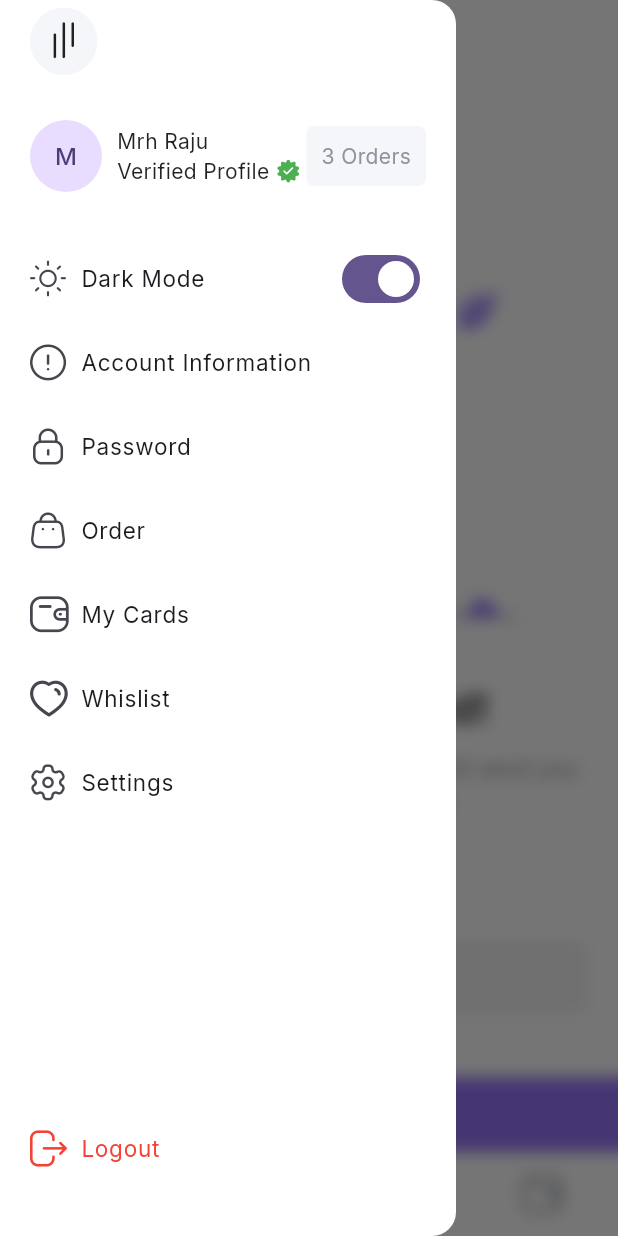
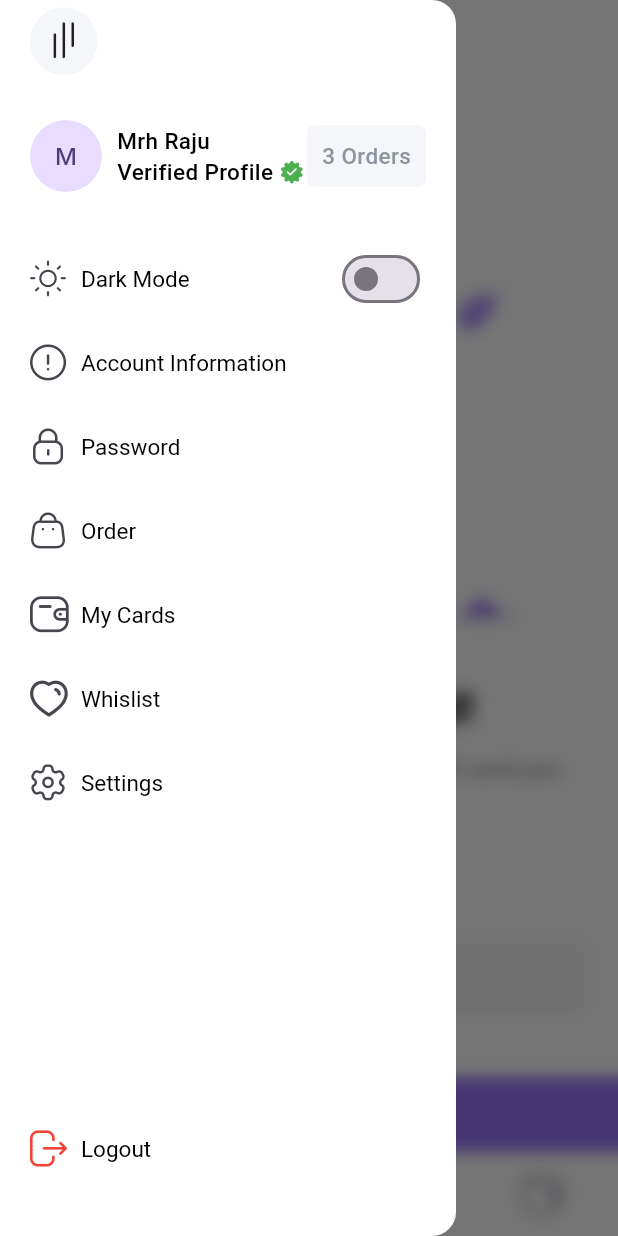
Before and after one commit to mllrr96/Laza-Ecommerce-MedusaJs-Flutter, a Flutter app: the Dashboard screen opened directly, item 2 of the bottom bar chosen, in the side drawer, after a tap on "Dark Mode", on a phone screen of 412 x 824 dp. Run offline on Flutter 3.47's test engine with Material 2 defaults, Android fonts, the phone set to English and light mode, and no system bars; drawn by our look-alikes of sliding_clipped_nav_bar; our stand-ins replace adaptive_dialog, flutter_otp_text_field, flutter_svg, fluttertoast, google_fonts, shared_preferences and 1 more; accounts and stored records are empty; project files that could hold a hidden picture were left out.

Commit message:
Add dark mode theme, proper text style

```diff
--- a/lib/components/colors.dart
+++ b/lib/components/colors.dart
@@ -2,5 +2,6 @@ import 'dart:ui';
 
 class ColorConstant {
   static Color primary = const Color(0xff9775FA);
-
+  static Color scaffoldDark = const Color(0xff1B262C);
+  static Color manatee = const Color(0xff8F959E);
 }
--- a/lib/components/custom_appbar.dart
+++ b/lib/components/custom_appbar.dart
@@ -1,4 +1,5 @@
 import 'package:flutter/material.dart';
+import 'package:laza/extensions/context_extension.dart';
 
 class CustomAppBar extends StatelessWidget implements PreferredSizeWidget {
   const CustomAppBar({super.key});
@@ -15,8 +16,8 @@ class CustomAppBar extends StatelessWidget implements PreferredSizeWidget {
           child: Ink(
             width: 45,
             height: 45,
-            decoration: const ShapeDecoration(
-              color: Color(0xffF5F6FA),
+            decoration:  ShapeDecoration(
+              color: context.theme.cardColor,
               shape: CircleBorder(),
             ),
             child: const Icon(Icons.arrow_back_outlined),
--- a/lib/components/drawer.dart
+++ b/lib/components/drawer.dart
@@ -1,7 +1,10 @@
 import 'dart:io';
 import 'package:adaptive_dialog/adaptive_dialog.dart';
 import 'package:flutter/material.dart';
+import 'package:laza/extensions/context_extension.dart';
 import 'package:laza/intro_screen.dart';
+import 'package:laza/theme.dart';
+import 'package:provider/provider.dart';
 import 'colors.dart';
 import 'laza_icons.dart';
 
@@ -14,6 +17,7 @@ class DrawerWidget extends StatelessWidget {
       backgroundColor: Theme.of(context).scaffoldBackgroundColor,
       surfaceTintColor: Theme.of(context).scaffoldBackgroundColor,
       child: SafeArea(
+        bottom: false,
         child: Column(
           mainAxisAlignment: MainAxisAlignment.spaceBetween,
           children: [
@@ -28,9 +32,9 @@ class DrawerWidget extends StatelessWidget {
                     child: Ink(
                       width: 45,
                       height: 45,
-                      decoration: const ShapeDecoration(
-                        color: Color(0xffF5F6FA),
-                        shape: CircleBorder(),
+                      decoration: ShapeDecoration(
+                        color: context.theme.cardColor,
+                        shape: const CircleBorder(),
                       ),
                       child: const Icon(
                         LazaIcons.menu_vertical,
@@ -61,7 +65,11 @@ class DrawerWidget extends StatelessWidget {
                                     children: [
                                       Flexible(child: Text('Verified Profile')),
                                       SizedBox(width: 5.0),
-                                      Icon(LazaIcons.verified_badge, size: 15,color: Colors.green,)
+                                      Icon(
+                                        LazaIcons.verified_badge,
+                                        size: 15,
+                                        color: Colors.green,
+                                      )
                                     ],
                                   ),
                                 ],
@@ -72,66 +80,72 @@ class DrawerWidget extends StatelessWidget {
                       ),
                       Container(
                         padding: const EdgeInsets.all(10.0),
-                        decoration: const BoxDecoration(
-                            color: Color(0xffF5F6FA), borderRadius: BorderRadius.all(Radius.circular(5.0))),
-                        child: const Text(
+                        decoration: BoxDecoration(
+                            color: context.theme.cardColor, borderRadius: const BorderRadius.all(Radius.circular(5.0))),
+                        child: Text(
                           '3 Orders',
-                          style: TextStyle(color: Color(0xff8F959E)),
+                          style: TextStyle(color: ColorConstant.manatee),
                         ),
                       )
                     ],
                   ),
                 ),
                 const SizedBox(height: 30.0),
-                ListTile(
-                  leading: const Icon(LazaIcons.sun),
-                  onTap: () {},
-                  contentPadding: const EdgeInsets.symmetric(horizontal: 20.0),
-                  title: const Text('Dark Mode', style: TextStyle(fontSize: 15.0)),
-                  trailing: Switch.adaptive(
-                      activeColor: Platform.isIOS ? ColorConstant.primary : null, value: true, onChanged: (val) {}),
-                  horizontalTitleGap: 10.0,
+                Consumer<ThemeNotifier>(
+                  builder: (context, themeNotifier, _) {
+                    return ListTile(
+                      leading: const Icon(LazaIcons.sun),
+                      onTap: () => themeNotifier.toggleTheme(),
+                      contentPadding: const EdgeInsets.symmetric(horizontal: 20.0),
+                      title: const Text('Dark Mode'),
+                      trailing: Switch.adaptive(
+                          activeColor: Platform.isIOS ? ColorConstant.primary : null,
+                          value: themeNotifier.darkTheme,
+                          onChanged: (_) => themeNotifier.toggleTheme()),
+                      horizontalTitleGap: 10.0,
+                    );
+                  },
                 ),
                 ListTile(
                   leading: const Icon(LazaIcons.info_circle),
                   onTap: () {},
                   contentPadding: const EdgeInsets.symmetric(horizontal: 20.0),
-                  title: const Text('Account Information', style: TextStyle(fontSize: 15.0)),
+                  title: const Text('Account Information'),
                   horizontalTitleGap: 10.0,
                 ),
                 ListTile(
                   leading: const Icon(LazaIcons.lock),
                   onTap: () {},
                   contentPadding: const EdgeInsets.symmetric(horizontal: 20.0),
-                  title: const Text('Password', style: TextStyle(fontSize: 15.0)),
+                  title: const Text('Password'),
                   horizontalTitleGap: 10.0,
                 ),
                 ListTile(
                   leading: const Icon(LazaIcons.bag),
                   onTap: () {},
                   contentPadding: const EdgeInsets.symmetric(horizontal: 20.0),
-                  title: const Text('Order', style: TextStyle(fontSize: 15.0)),
+                  title: const Text('Order'),
                   horizontalTitleGap: 10.0,
                 ),
                 ListTile(
                   leading: const Icon(LazaIcons.wallet),
                   onTap: () {},
                   contentPadding: const EdgeInsets.symmetric(horizontal: 20.0),
-                  title: const Text('My Cards', style: TextStyle(fontSize: 15.0)),
+                  title: const Text('My Cards'),
                   horizontalTitleGap: 10.0,
                 ),
                 ListTile(
                   leading: const Icon(LazaIcons.heart),
                   onTap: () {},
                   contentPadding: const EdgeInsets.symmetric(horizontal: 20.0),
-                  title: const Text('Whislist', style: TextStyle(fontSize: 15.0)),
+                  title: const Text('Whislist'),
                   horizontalTitleGap: 10.0,
                 ),
                 ListTile(
                   leading: const Icon(LazaIcons.settings),
                   onTap: () {},
                   contentPadding: const EdgeInsets.symmetric(horizontal: 20.0),
-                  title: const Text('Settings', style: TextStyle(fontSize: 15.0)),
+                  title: const Text('Settings'),
                   horizontalTitleGap: 10.0,
                 ),
               ],
@@ -157,7 +171,7 @@ class DrawerWidget extends StatelessWidget {
                     });
                   },
                   contentPadding: const EdgeInsets.symmetric(horizontal: 20.0),
-                  title: const Text('Logout', style: TextStyle(fontSize: 15.0, color: Colors.red)),
+                  title: const Text('Logout'),
                   horizontalTitleGap: 10.0,
                 ),
                 const SizedBox(height: 30.0),
--- a/lib/dashboard.dart
+++ b/lib/dashboard.dart
@@ -1,13 +1,20 @@
+import 'dart:async';
+import 'dart:io';
 import 'dart:ui';
 
 import 'package:flutter/material.dart';
+import 'package:flutter/services.dart';
+import 'package:fluttertoast/fluttertoast.dart';
 import 'package:laza/components/colors.dart';
 import 'package:laza/components/drawer.dart';
 import 'package:laza/components/laza_icons.dart';
+import 'package:laza/extensions/context_extension.dart';
 import 'package:laza/home_screen.dart';
 import 'package:laza/order_confirmed_screen.dart';
 import 'package:sliding_clipped_nav_bar/sliding_clipped_nav_bar.dart';
+
 var dashboardScaffoldKey = GlobalKey<ScaffoldState>();
+
 class Dashboard extends StatefulWidget {
   const Dashboard({super.key});
 
@@ -18,9 +25,30 @@ class Dashboard extends StatefulWidget {
 class _DashboardState extends State<Dashboard> {
   final pageController = PageController();
   int selectedIndex = 0;
+  bool pop = false;
   @override
   Widget build(BuildContext context) {
-    return Scaffold(
+    final bottomBarBgColor = context.theme.bottomNavigationBarTheme.backgroundColor;
+    final systemOverlay = context.theme.appBarTheme.systemOverlayStyle;
+
+    return AnnotatedRegion<SystemUiOverlayStyle>(
+      value: systemOverlay!.copyWith(systemNavigationBarColor: bottomBarBgColor),
+      child: WillPopScope(
+        onWillPop: () async {
+          if (Platform.isIOS) {
+            return true;
+          }
+          if (pop) {
+            return true;
+          }
+          Fluttertoast.showToast(msg: 'Press again to exist the app');
+          pop = true;
+          Timer(const Duration(seconds: 2), () {
+            pop = false;
+          });
+          return false;
+        },
+        child: Scaffold(
           key: dashboardScaffoldKey,
           drawer: BackdropFilter(
             filter: ImageFilter.blur(
@@ -28,7 +56,8 @@ class _DashboardState extends State<Dashboard> {
               sigmaY: 5.0,
             ),
             child: const DrawerWidget(),
-      ),      body: PageView(
+          ),
+          body: PageView(
             physics: const NeverScrollableScrollPhysics(),
             controller: pageController,
             children: const [
@@ -38,11 +67,13 @@ class _DashboardState extends State<Dashboard> {
               HomeScreen(),
             ],
           ),
-      bottomNavigationBar: Container(
+          bottomNavigationBar: Column(
+            mainAxisSize: MainAxisSize.min,
+            children: [
+              SizedBox(
                 height: 56,
-        margin: EdgeInsets.only(bottom: MediaQuery.of(context).viewPadding.bottom),
                 child: SlidingClippedNavBar(
-          backgroundColor: Colors.white,
+                  backgroundColor: bottomBarBgColor ?? Colors.white,
                   onButtonPressed: (index) {
                     setState(() {
                       selectedIndex = index;
@@ -61,16 +92,26 @@ class _DashboardState extends State<Dashboard> {
                     BarItem(
                       icon: LazaIcons.heart,
                       title: 'Wishlist',
-            ), BarItem(
+                    ),
+                    BarItem(
                       icon: LazaIcons.bag,
                       title: 'Cart',
-            ), BarItem(
+                    ),
+                    BarItem(
                       icon: LazaIcons.wallet,
                       title: 'My Cards',
                     ),
                   ],
                 ),
               ),
+              Container(
+                height: context.viewInsets.bottom,
+                color: Colors.red,
+              )
+            ],
+          ),
+        ),
+      ),
     );
   }
 }
--- a/lib/home_screen.dart
+++ b/lib/home_screen.dart
@@ -1,6 +1,7 @@
 import 'package:flutter/material.dart';
 import 'package:laza/components/colors.dart';
 import 'package:laza/dashboard.dart';
+import 'package:laza/extensions/context_extension.dart';
 import 'package:laza/order_confirmed_screen.dart';
 import 'package:laza/search_screen.dart';
 
@@ -32,18 +33,18 @@ class HomeScreen extends StatelessWidget {
       body: SafeArea(
           child: ListView(
         children: [
-          const Padding(
-            padding: EdgeInsets.symmetric(horizontal: 20.0, vertical: 20.0),
+          Padding(
+            padding: const EdgeInsets.symmetric(horizontal: 20.0, vertical: 20.0),
             child: Column(
               crossAxisAlignment: CrossAxisAlignment.start,
               children: [
                 Text(
                   'Hello',
-                  style: TextStyle(fontSize: 28, fontWeight: FontWeight.w600),
+                  style: context.headlineMedium?.copyWith(fontWeight: FontWeight.w600),
                 ),
                 Text(
                   'Welcome to Laza',
-                  style: TextStyle(fontSize: 15, color: Color(0xff8F959E)),
+                  style: context.bodyMedium?.copyWith(color: ColorConstant.manatee),
                 ),
               ],
             ),
@@ -56,16 +57,16 @@ class HomeScreen extends StatelessWidget {
                   child: TextField(
                     onTap: () => Navigator.push(context, MaterialPageRoute(builder: (context) => const SearchScreen())),
                     readOnly: true,
-                    decoration: const InputDecoration(
+                    decoration:  InputDecoration(
                         filled: true,
                         hintText: 'Search ...',
                         contentPadding: EdgeInsets.zero,
                         border: inputBorder,
                         enabledBorder: inputBorder,
                         focusedBorder: inputBorder,
-                        hintStyle: TextStyle(color: Color(0xff8F959E)),
-                        fillColor: Color(0xffF5F6FA),
-                        prefixIcon: Hero(tag: 'search', child: Icon(LazaIcons.search, color: Color(0xff8F959E)))),
+                        hintStyle: TextStyle(color: ColorConstant.manatee),
+                        fillColor: context.theme.cardColor,
+                        prefixIcon: Hero(tag: 'search', child: Icon(LazaIcons.search, color: ColorConstant.manatee))),
                   ),
                 ),
                 const SizedBox(width: 10.0),
@@ -84,25 +85,7 @@ class HomeScreen extends StatelessWidget {
             ),
           ),
           const SizedBox(height: 10.0),
-          Padding(
-            padding: const EdgeInsets.symmetric(horizontal: 20.0),
-            child: Row(
-              mainAxisAlignment: MainAxisAlignment.spaceBetween,
-              children: [
-                const Text(
-                  'Choose Brand',
-                  style: TextStyle(fontSize: 17, fontWeight: FontWeight.w500),
-                ),
-                TextButton(
-                  onPressed: () {},
-                  child: const Text(
-                    'View All',
-                    style: TextStyle(color: Color(0xff8F959E), fontSize: 13),
-                  ),
-                )
-              ],
-            ),
-          ),
+          const Headline(headline: 'Choose Brand'),
           SizedBox(
             width: double.infinity,
             height: 50,
@@ -154,25 +137,7 @@ class HomeScreen extends StatelessWidget {
             ),
           ),
           const SizedBox(height: 10.0),
-          Padding(
-            padding: const EdgeInsets.symmetric(horizontal: 20.0),
-            child: Row(
-              mainAxisAlignment: MainAxisAlignment.spaceBetween,
-              children: [
-                const Text(
-                  'New Arrival',
-                  style: TextStyle(fontSize: 17, fontWeight: FontWeight.w500),
-                ),
-                TextButton(
-                  onPressed: () {},
-                  child: const Text(
-                    'View All',
-                    style: TextStyle(color: Color(0xff8F959E), fontSize: 13),
-                  ),
-                )
-              ],
-            ),
-          ),
+          const Headline(headline: 'New Arrival'),
           GridView.builder(
               shrinkWrap: true,
               itemCount: products.length,
@@ -204,6 +169,34 @@ class HomeScreen extends StatelessWidget {
   }
 }
 
+class Headline extends StatelessWidget {
+  const Headline({super.key, required this.headline, this.onViewAllTap});
+  final String headline;
+  final void Function()? onViewAllTap;
+  @override
+  Widget build(BuildContext context) {
+    return Padding(
+      padding: const EdgeInsets.symmetric(horizontal: 20.0),
+      child: Row(
+        mainAxisAlignment: MainAxisAlignment.spaceBetween,
+        children: [
+          Text(
+            headline,
+            style: context.bodyLargeW500,
+          ),
+          TextButton(
+            onPressed: onViewAllTap,
+            child: Text(
+              'View All',
+              style: context.bodySmall?.copyWith(color: ColorConstant.manatee),
+            ),
+          )
+        ],
+      ),
+    );
+  }
+}
+
 class HomeAppBar extends StatelessWidget implements PreferredSizeWidget {
   const HomeAppBar({super.key});
 
@@ -226,8 +219,8 @@ class HomeAppBar extends StatelessWidget implements PreferredSizeWidget {
                 child: Ink(
                   width: 45,
                   height: 45,
-                  decoration: const ShapeDecoration(
-                    color: Color(0xffF5F6FA),
+                  decoration:  ShapeDecoration(
+                    color: context.theme.cardColor,
                     shape: CircleBorder(),
                   ),
                   child: const Icon(
@@ -244,8 +237,8 @@ class HomeAppBar extends StatelessWidget implements PreferredSizeWidget {
                 child: Ink(
                   width: 45,
                   height: 45,
-                  decoration: const ShapeDecoration(
-                    color: Color(0xffF5F6FA),
+                  decoration:  ShapeDecoration(
+                    color: context.theme.cardColor,
                     shape: CircleBorder(),
                   ),
                   child: const Icon(
--- a/lib/intro_screen.dart
+++ b/lib/intro_screen.dart
@@ -59,8 +59,7 @@ class _IntroductionScreenState extends State<IntroductionScreen> {
                       Row(
                         mainAxisAlignment: MainAxisAlignment.spaceEvenly,
                         children: [
-                          Material(
-                            child: InkWell(
+                          InkWell(
                             onTap: () {
                               setState(() {
                                 isMale = true;
@@ -81,7 +80,6 @@ class _IntroductionScreenState extends State<IntroductionScreen> {
                                   color: isMale != null && isMale == true ? Colors.white : const Color(0xff8F959E),
                                 ),
                                 textAlign: TextAlign.center,
-                                ),
                               ),
                             ),
                           ),
--- a/lib/main.dart
+++ b/lib/main.dart
@@ -1,7 +1,7 @@
 import 'package:flutter/material.dart';
-import 'package:google_fonts/google_fonts.dart';
-import 'package:laza/components/colors.dart';
 import 'package:laza/splash_screen.dart';
+import 'package:laza/theme.dart';
+import 'package:provider/provider.dart';
 
 void main() {
   runApp(const MyApp());
@@ -12,16 +12,20 @@ class MyApp extends StatelessWidget {
 
   @override
   Widget build(BuildContext context) {
-    return MaterialApp(
-      title: 'Laza',
-      debugShowCheckedModeBanner: false,
-      theme: ThemeData(
-        colorScheme: ColorScheme.fromSeed(seedColor: ColorConstant.primary),
-        useMaterial3: true,
-        scaffoldBackgroundColor: Colors.white,
-        textTheme: GoogleFonts.interTextTheme(),
+    return ChangeNotifierProvider(
+      create: (_) => ThemeNotifier(),
+      child: Consumer<ThemeNotifier>(
+        builder: (context, themeNotifier, child) {
+          return MaterialApp(
+            title: 'Laza',
+            debugShowCheckedModeBanner: false,
+            themeMode: themeNotifier.darkTheme ? ThemeMode.dark : ThemeMode.light,
+            theme: AppTheme.lightTheme,
+            darkTheme: AppTheme.darkTheme,
+            home: const SplashScreen(),
+          );
+        },
       ),
-      home: const SplashScreen(),
     );
   }
 }
--- /dev/null
+++ b/lib/theme.dart
@@ -0,0 +1,126 @@
+import 'package:flutter/material.dart';
+import 'package:flutter/services.dart';
+import 'package:google_fonts/google_fonts.dart';
+import 'package:laza/extensions/context_extension.dart';
+import 'package:shared_preferences/shared_preferences.dart';
+
+import 'components/colors.dart';
+
+class AppTheme {
+  static final lightTheme = ThemeData(
+    colorScheme: ColorScheme.fromSeed(seedColor: ColorConstant.primary, surfaceTint: Colors.white),
+    useMaterial3: true,
+    scaffoldBackgroundColor: Colors.white,
+    textTheme: GoogleFonts.interTextTheme().copyWith(
+      headlineLarge: headlineLarge,
+      headlineMedium: headlineMedium,
+      headlineSmall: headlineSmall,
+      bodyLarge: bodyLarge,
+      bodyMedium: bodyMedium,
+      bodySmall: bodySmall,
+    ),
+    appBarTheme: const AppBarTheme(
+      systemOverlayStyle: SystemUiOverlayStyle(
+        statusBarColor: Colors.transparent,
+        statusBarIconBrightness: Brightness.dark,
+        statusBarBrightness: Brightness.light,
+        systemNavigationBarColor: Colors.transparent,
+      ),
+    ),
+    dialogTheme: const DialogTheme(surfaceTintColor: Colors.white, backgroundColor: Colors.white),
+    listTileTheme: ListTileThemeData(
+      titleTextStyle: bodyMedium.copyWith(fontWeight: FontWeight.normal),
+    ),
+    cardColor: const Color(0xffF5F6FA),
+  );
+
+  // ==========================================================================================
+
+  static final darkTheme = ThemeData(
+    colorScheme: ColorScheme.fromSeed(seedColor: ColorConstant.primary),
+    useMaterial3: true,
+    scaffoldBackgroundColor: ColorConstant.scaffoldDark,
+    textTheme: GoogleFonts.interTextTheme().copyWith(
+      headlineLarge: headlineLarge.dark(),
+      headlineMedium: headlineMedium.dark(),
+      headlineSmall: headlineSmall.dark(),
+      bodyLarge: bodyLarge.dark(),
+      bodyMedium: bodyMedium.dark(),
+      bodySmall: bodySmall.dark(),
+    ),
+    appBarTheme: AppBarTheme(
+      systemOverlayStyle: SystemUiOverlayStyle(
+        statusBarColor: Colors.transparent,
+        statusBarIconBrightness: Brightness.light,
+        statusBarBrightness: Brightness.dark,
+        systemNavigationBarColor: ColorConstant.scaffoldDark,
+      ),
+    ),
+    bottomNavigationBarTheme: const BottomNavigationBarThemeData(
+      backgroundColor: Color(0xff29363D),
+    ),
+    dialogTheme: const DialogTheme(surfaceTintColor: Colors.white, backgroundColor: Colors.white),
+    listTileTheme: ListTileThemeData(
+      titleTextStyle: bodyMedium.dark().copyWith(fontWeight: FontWeight.normal),
+      iconColor: Colors.white,
+    ),
+    cardColor: const Color(0xff222E34),
+    iconTheme: const IconThemeData(color: Colors.white),
+  );
+  // Headline 1
+  // 34px Bold
+  static const headlineLarge = TextStyle(fontSize: 34, fontWeight: FontWeight.bold, color: Colors.black);
+
+  // Headline 2
+  // 28px Semi-bold
+  static const headlineMedium = TextStyle(fontSize: 28, fontWeight: FontWeight.w600, color: Colors.black);
+  // Headline 3
+  // 22px Medium
+  static const headlineSmall = TextStyle(fontSize: 22, fontWeight: FontWeight.w500, color: Colors.black);
+
+  // Body 1
+  // 17px Medium
+  static const bodyLarge = TextStyle(fontSize: 17, fontWeight: FontWeight.w500, color: Colors.black);
+
+  // Body 2
+  // 15px Medium
+  static const bodyMedium = TextStyle(fontSize: 15, fontWeight: FontWeight.w500, color: Colors.black);
+
+  // Body 3
+  // 13px Medium
+  static const bodySmall = TextStyle(fontSize: 13, fontWeight: FontWeight.w500, color: Colors.black);
+}
+
+class ThemeNotifier extends ChangeNotifier {
+  final String key = "theme";
+  SharedPreferences? prefs;
+  late bool _darkTheme;
+
+  bool get darkTheme => _darkTheme; //Getter
+
+  ThemeNotifier() {
+    _darkTheme = true;
+    loadFromPrefs();
+  }
+
+  toggleTheme() {
+    _darkTheme = !_darkTheme;
+    saveToPrefs();
+    notifyListeners();
+  }
+
+  _initPrefs() async {
+    prefs ??= await SharedPreferences.getInstance();
+  }
+
+  loadFromPrefs() async {
+    await _initPrefs();
+    _darkTheme = prefs?.getBool(key) ?? true;
+    notifyListeners();
+  }
+
+  saveToPrefs() async {
+    await _initPrefs();
+    prefs?.setBool(key, darkTheme);
+  }
+}
--- a/pubspec.yaml
+++ b/pubspec.yaml
@@ -15,6 +15,9 @@ dependencies:
   flutter_otp_text_field: ^1.1.1
   sliding_clipped_nav_bar: ^3.1.0+4
   adaptive_dialog: ^1.9.0+2
+  fluttertoast: ^8.2.2
+  shared_preferences: ^2.2.2
+  provider: ^6.0.5
 
 dev_dependencies:
   flutter_test:
```
Also changed, not shown: lib/extensions/context_extension.dart (added, +33 -0 lines), lib/search_screen.dart (+8 -7 lines), lib/sign_in_screen.dart (+7 -2 lines), lib/splash_screen.dart (+13 -5 lines), pubspec.lock, 1 other file. Lines whose indentation alone changed are shown as unchanged.
